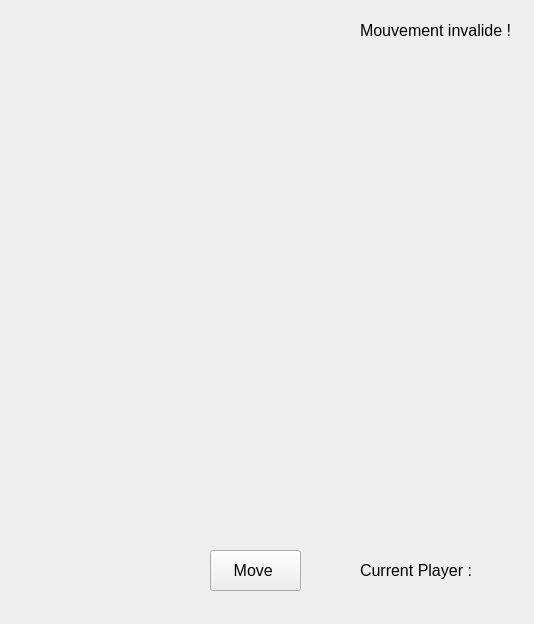
Old version of the form abalone/gui/MainWindow.ui in the repository aabigham/ESI_BA2_ABALONE.
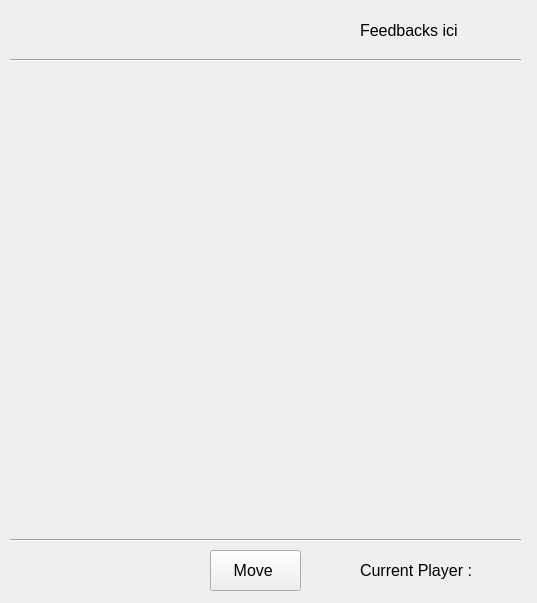
New version of the form.

Diff of the .ui file:
```diff
--- a/abalone/gui/MainWindow.ui
+++ b/abalone/gui/MainWindow.ui
@@ -6,8 +6,8 @@
    <rect>
     <x>0</x>
     <y>0</y>
-    <width>534</width>
-    <height>624</height>
+    <width>537</width>
+    <height>603</height>
    </rect>
   </property>
   <property name="minimumSize">
@@ -186,19 +186,35 @@
      </font>
     </property>
     <property name="text">
-     <string>Mouvement invalide !</string>
+     <string>Feedbacks ici </string>
     </property>
    </widget>
-  </widget>
-  <widget class="QMenuBar" name="menubar">
+   <widget class="Line" name="line">
+    <property name="geometry">
+     <rect>
+      <x>10</x>
+      <y>50</y>
+      <width>511</width>
+      <height>20</height>
+     </rect>
+    </property>
+    <property name="orientation">
+     <enum>Qt::Horizontal</enum>
+    </property>
+   </widget>
+   <widget class="Line" name="line_2">
    <property name="geometry">
     <rect>
-     <x>0</x>
-     <y>0</y>
-     <width>534</width>
-     <height>21</height>
-    </rect>
-   </property>
+      <x>10</x>
+      <y>530</y>
+      <width>511</width>
+      <height>20</height>
+     </rect>
+    </property>
+    <property name="orientation">
+     <enum>Qt::Horizontal</enum>
+    </property>
+   </widget>
   </widget>
  </widget>
  <resources/>
```
Left out of the diff: 2 changed lines with no effect on the pictures. Lines whose indentation alone changed are shown as unchanged.
